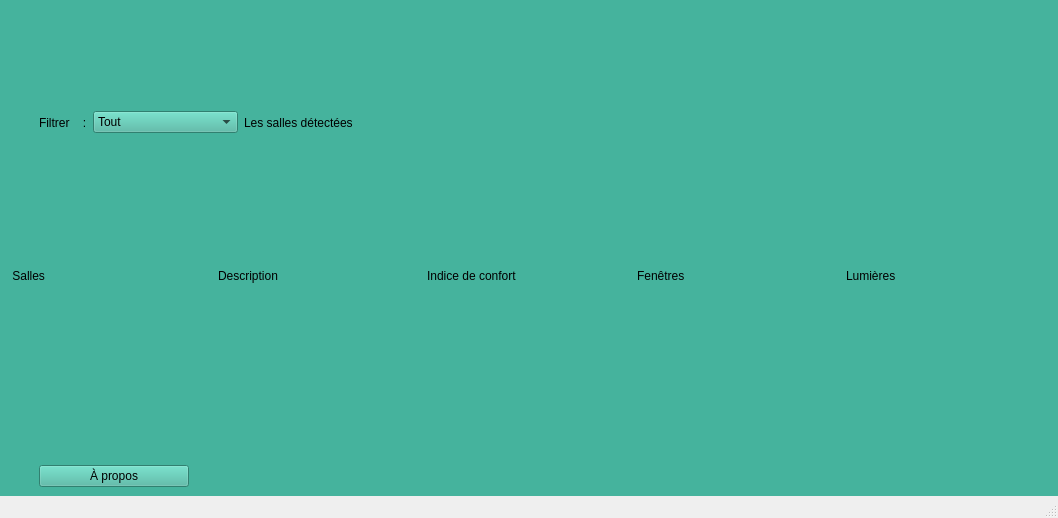
This is eco-classroom/ihmecoclassroom.ui in bts-lasalle-avignon-projets/eco-classroom-2022 as Qt 5 draws it before an edit. The edited form follows.
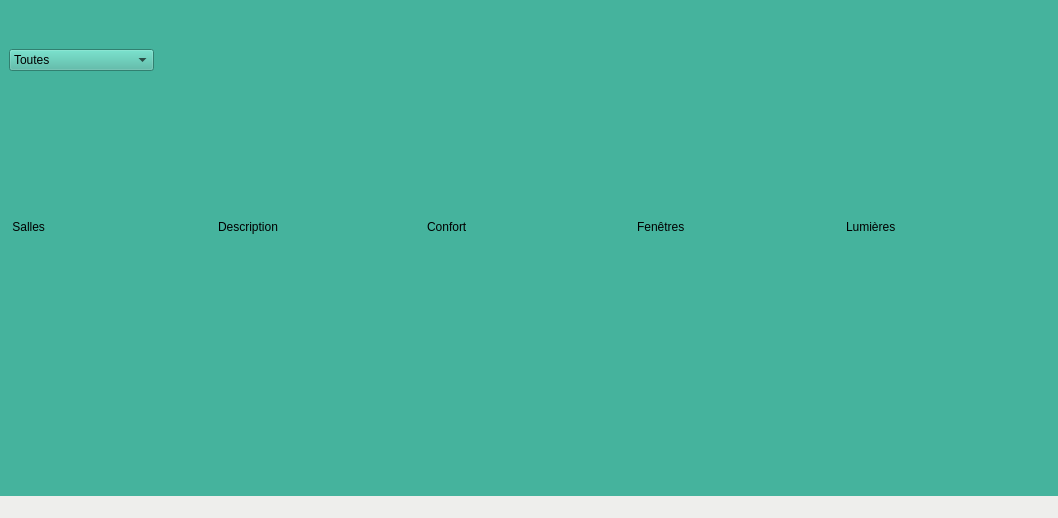
This is the edited form.

The edit to the form file:
```diff
--- a/eco-classroom/ihmecoclassroom.ui
+++ b/eco-classroom/ihmecoclassroom.ui
@@ -40,36 +40,29 @@
        <layout class="QVBoxLayout" name="hautLayout_2">
         <item>
          <layout class="QHBoxLayout" name="enteteLayout">
+          <property name="spacing">
+           <number>0</number>
+          </property>
           <property name="leftMargin">
-           <number>30</number>
+           <number>0</number>
           </property>
           <property name="rightMargin">
            <number>0</number>
           </property>
           <item>
-           <widget class="QLabel" name="labelFiltrer">
+           <widget class="QComboBox" name="listeSallesDetectees">
             <property name="maximumSize">
              <size>
-              <width>70</width>
+              <width>16777215</width>
               <height>16777215</height>
              </size>
             </property>
-            <property name="text">
-             <string>Filtrer    :</string>
-            </property>
-           </widget>
-          </item>
-          <item>
-           <widget class="QComboBox" name="comboxFiltrer">
-            <property name="maximumSize">
-             <size>
-              <width>150</width>
-              <height>16777215</height>
-             </size>
+            <property name="currentText">
+             <string>Toutes</string>
             </property>
             <item>
              <property name="text">
-              <string>Tout</string>
+              <string>Toutes</string>
              </property>
             </item>
             <item>
@@ -89,25 +82,6 @@
             </item>
            </widget>
           </item>
-          <item>
-           <widget class="QLabel" name="listlabel">
-            <property name="maximumSize">
-             <size>
-              <width>177</width>
-              <height>16777215</height>
-             </size>
-            </property>
-            <property name="text">
-             <string>Les salles détectées</string>
-            </property>
-            <property name="textFormat">
-             <enum>Qt::AutoText</enum>
-            </property>
-            <property name="textInteractionFlags">
-             <set>Qt::LinksAccessibleByMouse</set>
-            </property>
-           </widget>
-          </item>
           <item>
            <spacer name="horizontalSpacer">
             <property name="orientation">
@@ -146,7 +120,7 @@
           <item>
            <widget class="QLabel" name="labelconfort">
             <property name="text">
-             <string>Indice de confort</string>
+             <string>Confort</string>
             </property>
            </widget>
           </item>
@@ -195,19 +169,6 @@
         <property name="topMargin">
          <number>90</number>
         </property>
-        <item>
-         <widget class="QPushButton" name="infoButton">
-          <property name="maximumSize">
-           <size>
-            <width>150</width>
-            <height>16777215</height>
-           </size>
-          </property>
-          <property name="text">
-           <string>À propos</string>
-          </property>
-         </widget>
-        </item>
        </layout>
       </item>
      </layout>
@@ -224,7 +185,11 @@
     </rect>
    </property>
   </widget>
-  <widget class="QStatusBar" name="statusbar"/>
+  <widget class="QStatusBar" name="statusbar">
+   <property name="styleSheet">
+    <string notr="true">background: rgb(238, 238, 236);</string>
+   </property>
+  </widget>
  </widget>
  <resources/>
  <connections/>
```
Left out of the diff: 16 changed lines with no effect on the pictures.
